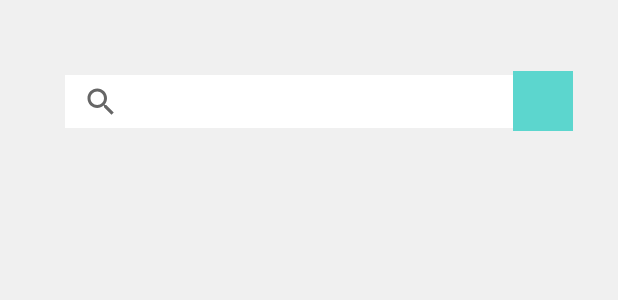
After one commit to manuel-sch/tdm-food-tracker, an Android app: the layout activity_productlist.xml on its own in the app's theme, with its tools: preview values and no code run, on a phone screen of 412 x 824 dp. The commit adds this screen. Shown: the top 300 px of the screen. Run offline under Robolectric (Android 15) with nearby library versions, the phone set to English and light mode, and no system bars; Roboto replaces fonts that are not available here.

Commit message:
[TDM-17, F] onClick for Fridge and Shelf that leads to Productlist

```diff
--- a/tdm-food-tracker-project/app/src/main/AndroidManifest.xml
+++ b/tdm-food-tracker-project/app/src/main/AndroidManifest.xml
@@ -1,5 +1,6 @@
 <?xml version="1.0" encoding="utf-8"?>
 <manifest xmlns:android="http://schemas.android.com/apk/res/android"
+    xmlns:tools="http://schemas.android.com/tools"
     package="com.example.foodtracker">
 
     <application
@@ -17,7 +18,8 @@
             </intent-filter>
         </activity>
         <activity android:name=".ScreenSlidePagerActivity">
-
+        </activity>
+        <activity android:name=".ProductListActivity">
         </activity>
         <meta-data
             android:name="preloaded_fonts"
--- /dev/null
+++ b/tdm-food-tracker-project/app/src/main/res/layout/activity_productlist.xml
@@ -0,0 +1,32 @@
+<?xml version="1.0" encoding="utf-8"?>
+<androidx.constraintlayout.widget.ConstraintLayout xmlns:android="http://schemas.android.com/apk/res/android"
+    xmlns:app="http://schemas.android.com/apk/res-auto"
+    xmlns:tools="http://schemas.android.com/tools"
+    android:layout_width="match_parent"
+    android:layout_height="match_parent"
+    android:background="@color/app_background">
+
+
+    <SearchView
+        android:layout_width="325dp"
+        android:layout_height="35dp"
+        android:layout_marginTop="50dp"
+        android:background="@color/white"
+        android:contentDescription="@string/searchbar"
+        android:queryHint="Produkt eingeben"
+        app:layout_constraintEnd_toEndOf="parent"
+        app:layout_constraintStart_toStartOf="parent"
+        app:layout_constraintTop_toTopOf="parent" />
+
+    <Spinner
+        android:id="@+id/filter_spinner"
+        android:layout_width="40dp"
+        android:layout_height="40dp"
+        android:layout_marginTop="47dp"
+        android:layout_marginEnd="30dp"
+        android:layout_marginRight="30dp"
+        android:background="@color/app_maincolor"
+        app:layout_constraintEnd_toEndOf="parent"
+        app:layout_constraintTop_toTopOf="parent" />
+
+</androidx.constraintlayout.widget.ConstraintLayout>
--- a/tdm-food-tracker-project/app/src/main/res/layout/fragment_regal.xml
+++ b/tdm-food-tracker-project/app/src/main/res/layout/fragment_regal.xml
@@ -4,7 +4,7 @@
     xmlns:tools="http://schemas.android.com/tools"
     android:layout_width="match_parent"
     android:layout_height="match_parent"
-    android:background="#F0F0F0"
+    android:background="@color/app_background"
     tools:context=".fragmentRegal">
 
     <!-- TODO: Update blank fragment layout -->
@@ -15,7 +15,7 @@
         android:layout_marginTop="50dp"
         android:fontFamily="sans-serif-black"
         android:text="Check dein Regal!"
-        android:textColor="#5CD6CE"
+        android:textColor="@color/app_maincolor"
         android:textSize="28sp"
         app:layout_constraintEnd_toEndOf="parent"
         app:layout_constraintStart_toStartOf="parent"
--- a/tdm-food-tracker-project/app/src/main/res/values/colors.xml
+++ b/tdm-food-tracker-project/app/src/main/res/values/colors.xml
@@ -7,4 +7,8 @@
     <color name="teal_700">#FF018786</color>
     <color name="black">#FF000000</color>
     <color name="white">#FFFFFFFF</color>
+
+    <color name="app_background">#F0F0F0</color>
+    <color name="app_maincolor">#5CD6CE</color>
+
 </resources>
```
Also changed, not shown: tdm-food-tracker-project/app/src/main/java/com/example/foodtracker/ProductListActivity.java (added, +26 -0 lines), tdm-food-tracker-project/app/src/main/java/com/example/foodtracker/fragmentKuehlschrank.java (+13 -2 lines), tdm-food-tracker-project/app/src/main/res/layout/fragment_kuehlschrank.xml (+13 -13 lines), tdm-food-tracker-project/app/src/main/res/values/strings.xml (+14 -0 lines), tdm-food-tracker-project/app/src/main/res/drawable/fridge_frierfach.png, tdm-food-tracker-project/app/src/main/res/drawable/fridge_kuehl.png.
